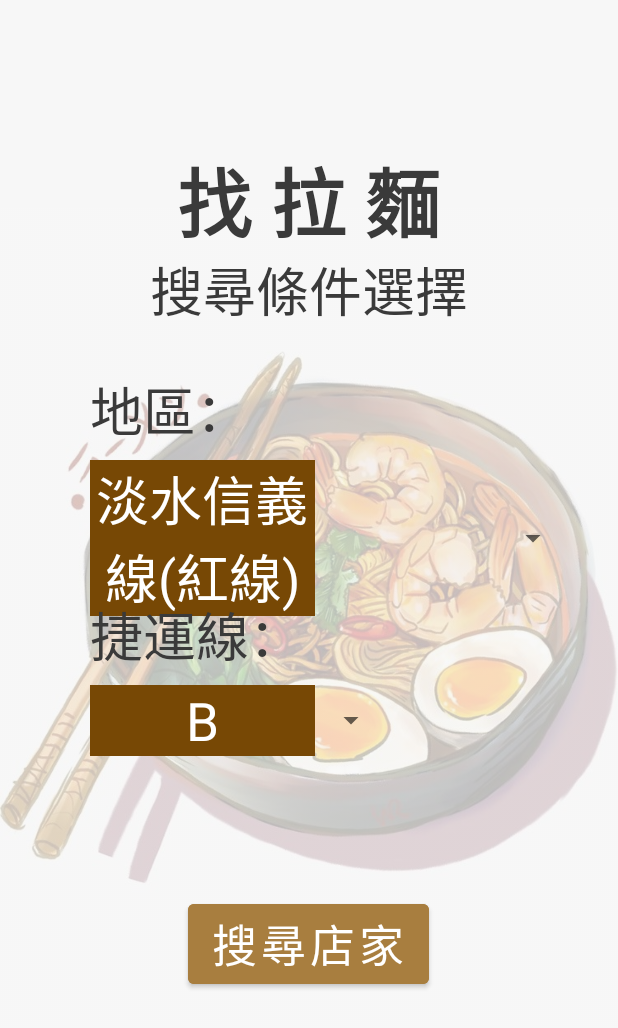
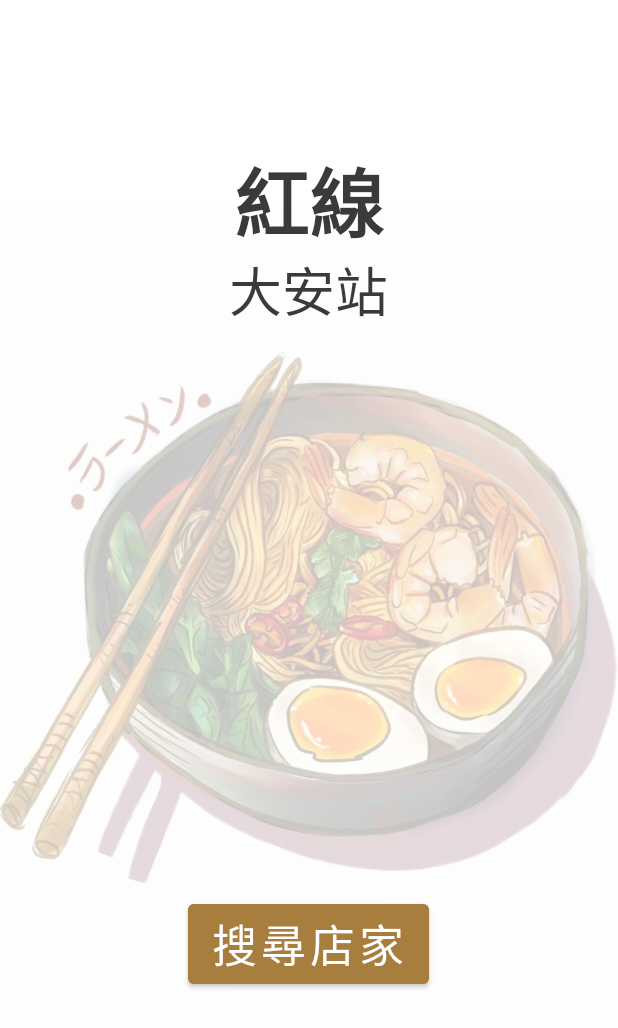
Before and after one commit to Yuhui0215/RamenMapApp, an Android app: the SelectActivity screen opened directly, with no data from a screen before it, after a tap on "搜尋店家", on a phone screen of 412 x 824 dp. Shown: the top 1028 px of the screen. Run offline under Robolectric (Android 15) with nearby library versions, the phone set to English and light mode, and no system bars.

Commit message:
完成 SelectActivity 的 下拉選單

```diff
--- a/app/src/main/java/com/ramenmapapp/SelectActivity.kt
+++ b/app/src/main/java/com/ramenmapapp/SelectActivity.kt
@@ -9,8 +9,6 @@ import android.widget.AdapterView
 import android.widget.Spinner
 import android.widget.ArrayAdapter
 import android.widget.Button
-import com.google.firebase.firestore.FirebaseFirestore
-
 
 class SelectActivity : AppCompatActivity() {
 
@@ -19,15 +17,15 @@ class SelectActivity : AppCompatActivity() {
         val EXTRA_POS2 = "EXTRA_POS2"
     }
 
-    var position1 = -1
-    var position2 = -1
+    private var position1 = -1
+    private var position2 = -1
+    private var station = mutableListOf<String>()
 
     override fun onCreate(savedInstanceState: Bundle?) {
         super.onCreate(savedInstanceState)
         setContentView(R.layout.activity_select)
 
         val route = arrayOf("淡水信義線(紅線)", "板南線(藍線)", "松山新店線(綠線)", "中和新蘆線(橘線)", "文湖線(棕線)", "環狀線(黃線)")
-        val station = resources.getStringArray(R.array.lineList)
 
         val routeSpinner = findViewById<Spinner>(R.id.route_spinner)
         val stationSpinner = findViewById<Spinner>(R.id.station_spinner)
@@ -45,6 +43,19 @@ class SelectActivity : AppCompatActivity() {
             AdapterView.OnItemSelectedListener {
             override fun onItemSelected(parent: AdapterView<*>, view: View, position: Int, id: Long) {
                 position1 = position
+
+                when (position) {
+                    0 -> station = mutableListOf("士林", "大安", "中山", "北投", "台北101/世貿", "台北車站", "民權西路", "石牌", "芝山", "信義安和", "淡水", "象山", "劍潭", "雙連(馬偕紀念醫院)")
+                    1 -> station = mutableListOf("市政府", "永春", "忠孝復興", "忠孝敦化", "板橋", "國父紀念館", "善導寺（華山）", "龍山寺（艋舺商圈）")
+                    2 -> station = mutableListOf("新店 (碧潭)", "大坪林", "公館 (台灣大學)", "台電大樓", "古亭", "小南門", "西門", "松江南京", "南京復興", "台北小巨蛋")
+                    3 -> station = mutableListOf("南勢角", "景安", "頂溪", "中山國小（晴光商圈）", "大橋頭（大橋國小）", "徐匯中學", "三民高中（空中大學）")
+                    4 -> station = mutableListOf("六張犁", "科技大樓", "大直(實踐大學)", "劍南路(美麗華)", "西湖(德明科大)", "港墘", "東湖")
+                    5 -> station = mutableListOf("新埔民生", "幸福")
+                }
+
+                stationAdapter.clear()
+                stationAdapter.addAll(station)
+                stationAdapter.notifyDataSetChanged()
             }
 
             override fun onNothingSelected(parent: AdapterView<*>) {
@@ -68,37 +79,13 @@ class SelectActivity : AppCompatActivity() {
     }
 
     private fun search_store(position1: Int, position2: Int) {
-        val selectedRoute = resources.getStringArray(R.array.lineList)[position1]
-
-        val firestore = FirebaseFirestore.getInstance()
-        val collectionRef = firestore.collection("store")
-
-        val query = collectionRef.whereEqualTo("MRTRoute", selectedRoute)
-
-        query.get().addOnSuccessListener { querySnapshot ->
-            val matchingDocuments = querySnapshot.documents
-
-            for (document in matchingDocuments) {
-                val mrtStation = document.getString("MRTStation")
-                Log.d("Matching Document", "MRT Station: $mrtStation")
-            }
-
-            // 在此處處理檢索到的文檔，例如顯示在 UI 上或執行其他操作
-            // ...
-
-        }.addOnFailureListener { exception ->
-            Log.e("Firestore Query", "Error querying Firestore: $exception")
-        }
+        Log.d("in selection", "${position1} + ${position2}\n")
+        val intent = Intent()
+        intent.setClass(this, StoreActivity::class.java)
+        intent.putExtra(EXTRA_POS1, position1)
+        intent.putExtra(EXTRA_POS2, position2)
+        startActivity(intent)
     }
-
-//    private fun search_store(position1: Int, position2: Int) {
-//        Log.d("in selection", "${position1} + ${position2}\n")
-//        val intent = Intent()
-//        intent.setClass(this, StoreActivity::class.java)
-//        intent.putExtra(EXTRA_POS1, position1)
-//        intent.putExtra(EXTRA_POS2, position2)
-//        startActivity(intent)
-//    }
 
 
 }
--- a/app/src/main/res/layout/activity_store.xml
+++ b/app/src/main/res/layout/activity_store.xml
@@ -5,5 +5,58 @@
     android:layout_width="match_parent"
     android:layout_height="match_parent"
     tools:context=".StoreActivity">
+    <RelativeLayout
+        android:layout_width="wrap_content"
+        android:layout_height="731dp"
+        app:layout_constraintBottom_toBottomOf="parent"
+        app:layout_constraintEnd_toEndOf="parent"
+        app:layout_constraintStart_toStartOf="parent"
+        app:layout_constraintTop_toTopOf="parent">
+
+        <ImageView
+            android:id="@+id/selectView"
+            android:layout_width="wrap_content"
+            android:layout_height="wrap_content"
+            android:alpha="0.25"
+            android:src="@drawable/cover2"
+            app:layout_constraintBottom_toBottomOf="parent"
+            app:layout_constraintEnd_toEndOf="parent"
+            app:layout_constraintStart_toStartOf="parent"
+            app:layout_constraintTop_toTopOf="parent" />
+
+        <TextView
+            android:layout_width="wrap_content"
+            android:layout_height="wrap_content"
+            android:layout_centerHorizontal="true"
+            android:layout_marginTop="50dp"
+            android:text="紅線"
+            android:textAlignment="textEnd"
+            android:textColor="#3A3A3A"
+            android:textSize="50sp"
+            android:textStyle="bold" />
+
+        <TextView
+            android:layout_width="wrap_content"
+            android:layout_height="wrap_content"
+            android:layout_centerHorizontal="true"
+            android:layout_marginTop="120dp"
+            android:text="大安站"
+            android:textAlignment="textEnd"
+            android:textColor="#3A3A3A"
+            android:textSize="35sp"
+            />
+
+
+        <Button
+            android:id="@+id/search_button"
+            android:layout_width="wrap_content"
+            android:layout_height="wrap_content"
+            android:layout_marginTop="550dp"
+            android:backgroundTint="#A87E3F"
+            android:text="@string/search_button_str"
+            android:textSize="30sp"
+            android:layout_centerHorizontal="true" />
+
+    </RelativeLayout>
 
 </androidx.constraintlayout.widget.ConstraintLayout>
--- a/app/src/main/res/layout/drop_down_spinner_style.xml
+++ b/app/src/main/res/layout/drop_down_spinner_style.xml
@@ -1,13 +1,12 @@
 <?xml version="1.0" encoding="utf-8"?>
-<TextView
-    xmlns:android="http://schemas.android.com/apk/res/android"
+<TextView xmlns:android="http://schemas.android.com/apk/res/android"
     android:id="@+id/spinner_style"
-    android:layout_width="150dp"
+    android:layout_width="match_parent"
     android:layout_height="match_parent"
+    android:background="#A87E3F"
+    android:textAlignment="center"
+    android:textColor="@color/white"
     android:textSize="35sp"
-    android:textColor="@color/white"
-    android:textAlignment="center"
-    android:background="#A87E3F"
     android:verticalScrollbarPosition="left">
 
 </TextView>
```
